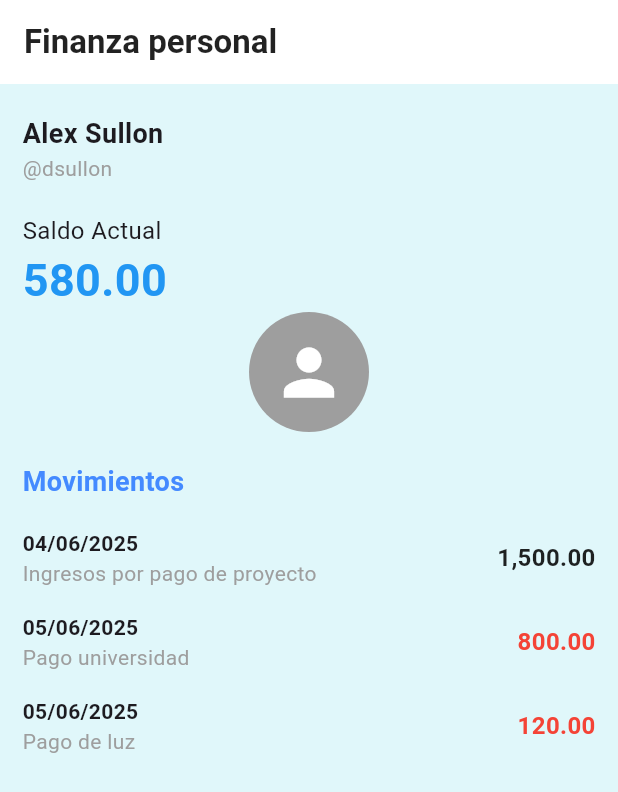
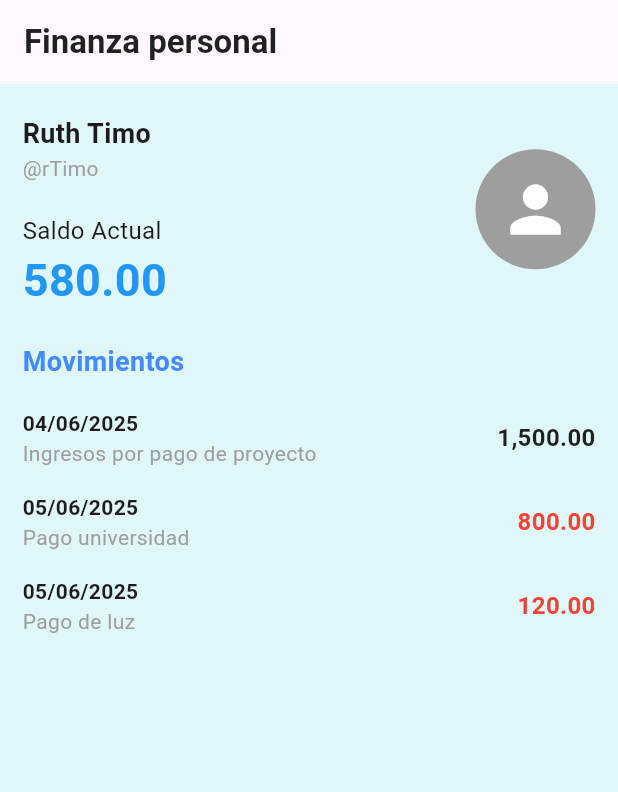
Before and after one commit to timoruth02/finanzasPractica, a Flutter app: the screen it shows after launch, on a phone screen of 412 x 824 dp. Shown: the top 792 px of the screen. Run offline on Flutter 3.47's test engine with Material 3 defaults, Android fonts, the phone set to English and light mode, and no system bars.

Commit message:
Modificado listo para ejecucion

```diff
--- a/lib/screen/usuario_screen.dart
+++ b/lib/screen/usuario_screen.dart
@@ -2,11 +2,12 @@ import 'package:flutter/material.dart';
 
 class UsuarioScreen extends StatelessWidget {
   const UsuarioScreen({super.key});
+
   @override
   Widget build(BuildContext context) {
     return Scaffold(
       appBar: AppBar(
-        title: Text(
+        title: const Text(
           "Finanza personal",
           style: TextStyle(
             color: Colors.black87,
@@ -14,14 +15,12 @@ class UsuarioScreen extends StatelessWidget {
             fontWeight: FontWeight.bold,
           ),
         ),
-        backgroundColor: Colors.white,
       ),
       backgroundColor: const Color(0xFFE0F7FA),
       body: SafeArea(
         child: SingleChildScrollView(
           child: Container(
             margin: const EdgeInsets.all(15),
-
             child: Column(
               children: [
                 Row(
@@ -32,16 +31,13 @@ class UsuarioScreen extends StatelessWidget {
                         children: const [
                           SizedBox(height: 5),
                           Text(
-                            "Alex Sullon",
+                            "Ruth Timo",
                             style: TextStyle(
                               fontWeight: FontWeight.bold,
                               fontSize: 18,
                             ),
                           ),
-                          Text(
-                            "@dsullon",
-                            style: TextStyle(color: Colors.grey),
-                          ),
+                          Text("@rTimo", style: TextStyle(color: Colors.grey)),
                           SizedBox(height: 20),
                           Text("Saldo Actual", style: TextStyle(fontSize: 16)),
                           Text(
@@ -55,16 +51,13 @@ class UsuarioScreen extends StatelessWidget {
                         ],
                       ),
                     ),
+                    const CircleAvatar(
+                      radius: 40,
+                      backgroundColor: Colors.grey,
+                      child: Icon(Icons.person, size: 50, color: Colors.white),
+                    ),
                   ],
                 ),
-                Expanded(
-                  child: CircleAvatar(
-                    radius: 40,
-                    backgroundColor: Colors.grey,
-                    child: Icon(Icons.person, size: 50, color: Colors.white),
-                  ),
-                ),
-
                 const SizedBox(height: 20),
                 const Align(
                   alignment: Alignment.centerLeft,
```
